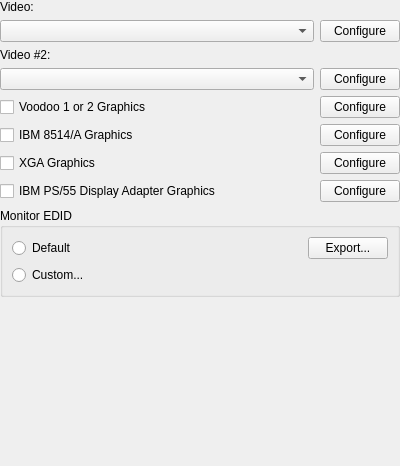
The window that src/qt/qt_settingsdisplay.ui (86Box/86Box) describes before a commit, drawn with Qt 5.
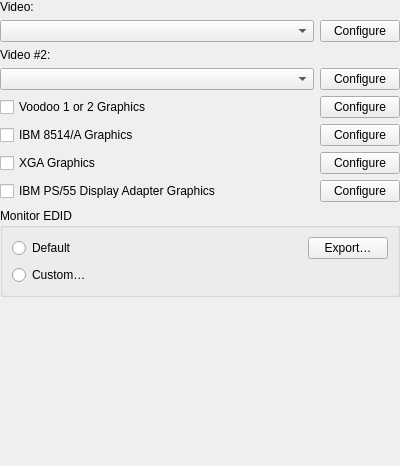
The same window after the commit. Custom widgets are drawn as their Qt base class.

```diff
--- a/src/qt/qt_settingsdisplay.ui
+++ b/src/qt/qt_settingsdisplay.ui
@@ -184,7 +184,7 @@
            </sizepolicy>
           </property>
           <property name="text">
-           <string>Export...</string>
+           <string>Export…</string>
           </property>
          </widget>
         </item>
@@ -198,7 +198,7 @@
         <item>
          <widget class="QRadioButton" name="radioButtonCustom">
           <property name="text">
-           <string>Custom...</string>
+           <string>Custom…</string>
           </property>
          </widget>
         </item>
```
